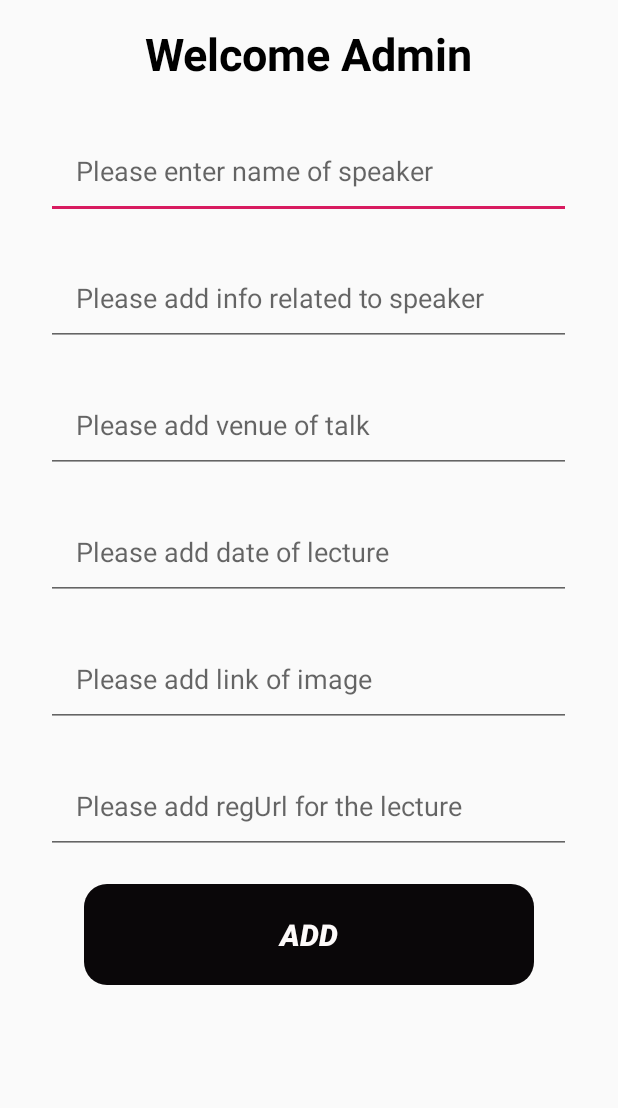
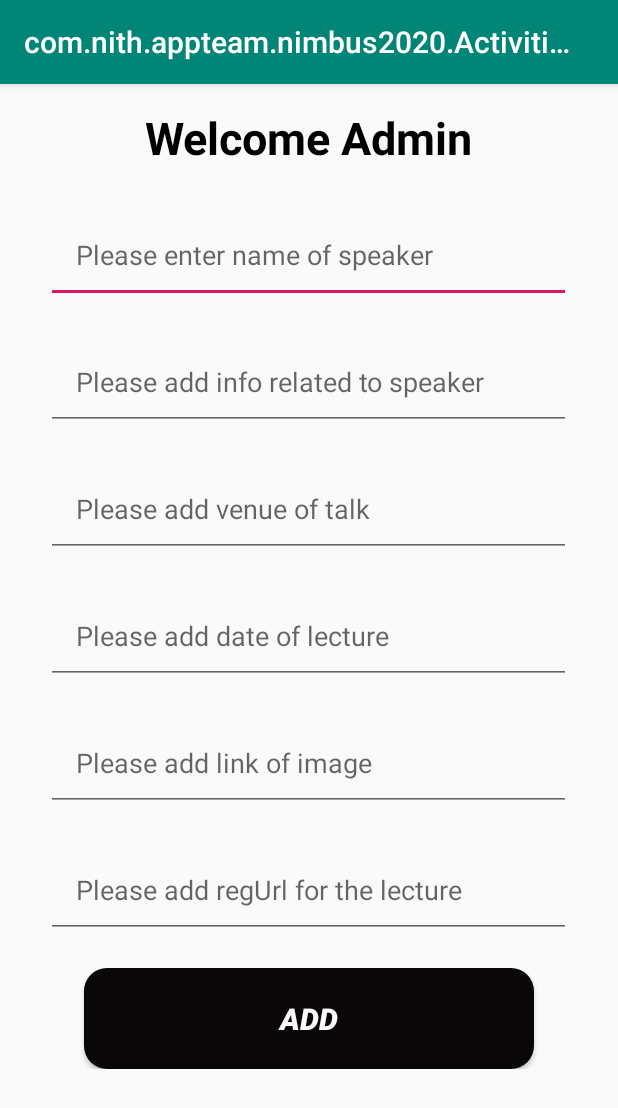
Before and after one commit to appteam-nith/nimbus2020, an Android app: the screen it shows after launch (Add_Talk), after a tap on an icon or button, on a phone screen of 412 x 824 dp. Shown: the top 1108 px of the screen. Run offline under Robolectric (Android 15) with nearby library versions, the phone set to English and light mode, and no system bars; our stand-ins replace Picasso, Volley; network calls fail; pictures from the network do not load.

Commit message:
changes added

```diff
--- a/app/src/main/AndroidManifest.xml
+++ b/app/src/main/AndroidManifest.xml
@@ -27,17 +27,17 @@
             <activity
                 android:name=".Activities.Exhhibition"
 
-                android:label="@string/title_activity_exhhibition"
+
                 android:theme="@style/AppTheme.NoActionBar" />
             <activity
                 android:name=".Activities.Workshops"
 
-                android:label="@string/title_activity_workshops"
+
                 android:theme="@style/AppTheme" />
             <activity
                 android:name=".Activities.Talks"
 
-                android:label="@string/title_activity_talks"
+                android:exported="true"
                 android:theme="@style/AppTheme.NoActionBar" >
             <intent-filter>
                 <action android:name="android.intent.action.MAIN" />
--- a/app/src/main/res/values/strings.xml
+++ b/app/src/main/res/values/strings.xml
@@ -2,8 +2,5 @@
 
     <string name="app_name">Nimbus2020</string>
     <string name="baseUrl">http://api.festnimbus.com</string>
-    <string name="title_activity_talks">Talks</string>
-    <string name="title_activity_workshops">Workshops</string>
-    <string name="title_activity_exhhibition">Exhhibition</string>
 
 </resources>
--- a/app/src/main/res/values/styles.xml
+++ b/app/src/main/res/values/styles.xml
@@ -1,7 +1,7 @@
 <resources>
 
     <!-- Base application theme. -->
-    <style name="AppTheme" parent="Theme.AppCompat.Light.NoActionBar">
+    <style name="AppTheme" parent="Theme.AppCompat.Light.DarkActionBar">
         <!-- Customize your theme here. -->
         <item name="colorPrimary">@color/colorPrimary</item>
         <item name="colorPrimaryDark">@color/colorPrimaryDark</item>
```
